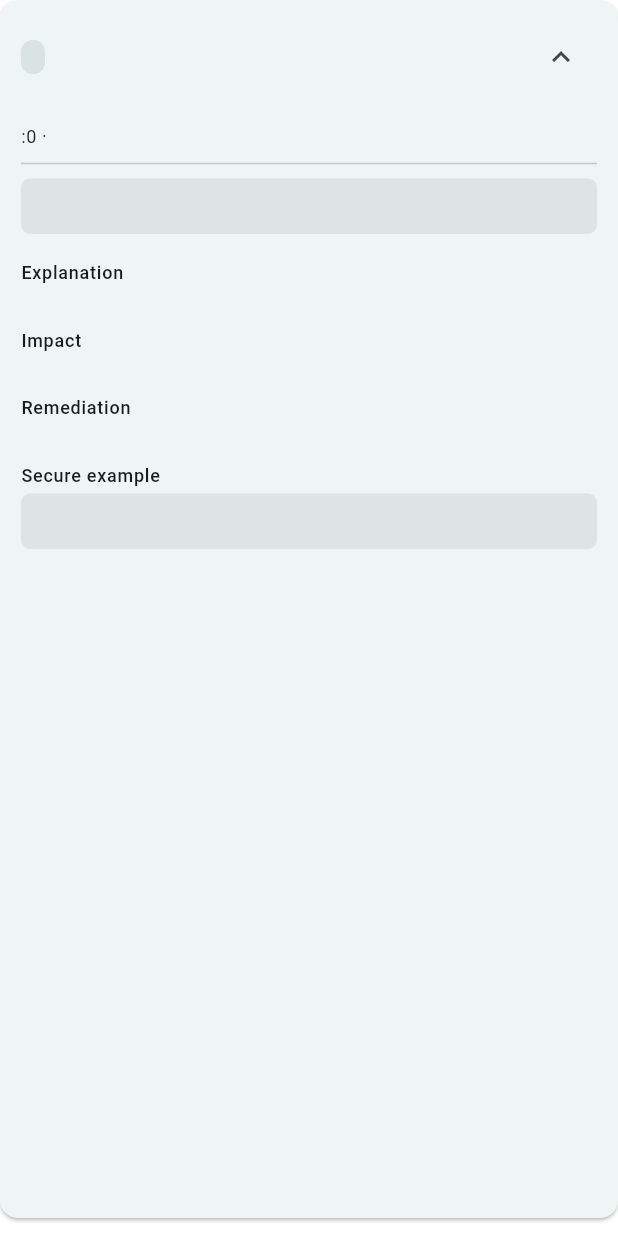
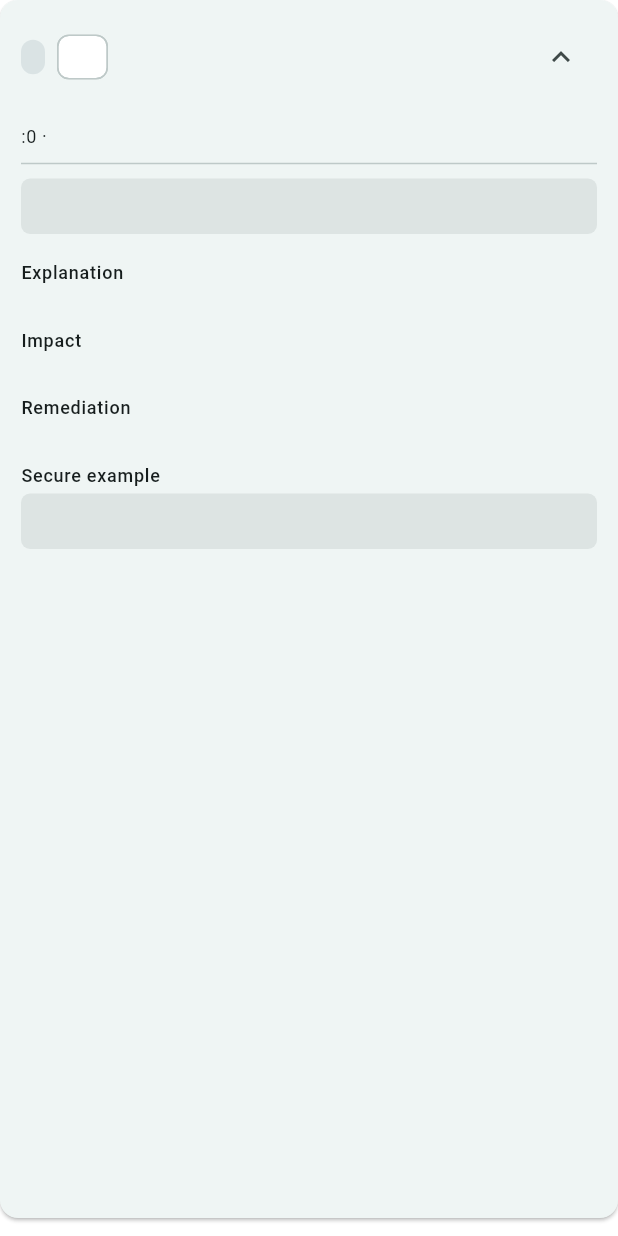
Before and after one commit to gombi-pro-s/BADGRYX, a Flutter app: the _FindingCard widget shown alone on an empty page, opened directly with empty values, after a tap on the "expand more" icon, on a phone screen of 412 x 824 dp. Run offline on Flutter 3.47's test engine with Material 3 defaults, Android fonts, the phone set to English and light mode, and no system bars; our stand-ins replace supabase_flutter; accounts and stored records are empty.

Commit message:
Add manual finding-status transitions to the mobile Scanner screen
Narrows ADR 0036's Scanner gap to just AI enrichment and multi-file
upload: finding cards on the scan-detail screen now show a real status
chip and transition buttons calling transition_scan_finding_status(),
plain RLS-scoped RPC with no Route Handler needed. LEGAL_TRANSITIONS
and its labels are ported as plain Dart consts from
status-transitions.ts/finding-status-badge.tsx. See ADR 0044.

Co-Authored-By: Claude Sonnet 5 <noreply@anthropic.com>
Claude-Session: https://claude.ai/code/session_01KpkBWTn7uNwqhG9vpeKAKq

```diff
--- a/mobile/app/lib/scanner/scan.dart
+++ b/mobile/app/lib/scanner/scan.dart
@@ -127,3 +127,39 @@ Map<String, int> aggregatePosture(List<Scan> scans) {
 /// Drops the fractional seconds off DateTime's default toString() --
 /// "2026-01-01 12:00:00.000" -> "2026-01-01 12:00:00".
 String formatScanTimestamp(DateTime dateTime) => dateTime.toLocal().toString().split('.').first;
+
+/// Mirrors lib/scanner/status-transitions.ts's LEGAL_TRANSITIONS exactly --
+/// only decides which buttons the UI offers. transition_scan_finding_status()
+/// re-validates every transition server-side regardless, so a mismatch here
+/// would only ever show a wrong button, never allow an illegal write.
+const Map<String, List<String>> legalStatusTransitions = {
+  'discovered': ['remediation_required', 'false_positive', 'wont_fix'],
+  'remediation_required': ['fix_applied', 'false_positive', 'wont_fix'],
+  'fix_applied': ['retested', 'remediation_required'],
+  'retested': ['verified_fixed', 'remediation_required'],
+  'false_positive': ['remediation_required'],
+  'wont_fix': ['remediation_required'],
+  'verified_fixed': ['remediation_required'],
+};
+
+/// Mirrors that same file's STATUS_ACTION_LABELS exactly.
+const Map<String, String> statusActionLabel = {
+  'discovered': 'Mark discovered',
+  'remediation_required': 'Mark remediation required',
+  'fix_applied': 'Mark fix applied',
+  'retested': 'Mark retested',
+  'verified_fixed': 'Mark verified fixed',
+  'false_positive': 'Mark false positive',
+  'wont_fix': "Mark won't fix",
+};
+
+/// Mirrors components/finding-status-badge.tsx's STATUS_META labels exactly.
+const Map<String, String> findingStatusLabel = {
+  'discovered': 'Discovered',
+  'remediation_required': 'Remediation required',
+  'fix_applied': 'Fix applied',
+  'retested': 'Retested',
+  'verified_fixed': 'Verified fixed',
+  'false_positive': 'False positive',
+  'wont_fix': "Won't fix",
+};
--- a/mobile/app/lib/scanner/scan_detail_screen.dart
+++ b/mobile/app/lib/scanner/scan_detail_screen.dart
@@ -46,9 +46,11 @@ Color _severityColor(String severity) {
   }
 }
 
-/// Read-only findings (no enrich-with-AI or manual status-transition
-/// actions yet -- see ADR 0036 for why that's an honest scope boundary,
-/// not an oversight).
+/// Findings support real manual status transitions
+/// (transition_scan_finding_status() RPC, plain RLS-scoped, no Route
+/// Handler needed -- see ADR 0044) but not yet "Enrich with AI"
+/// (`/api/scanner/findings/{id}/enrich`, which does need one) -- a named,
+/// narrower remaining gap, not silently missing.
 class ScanDetailScreen extends StatefulWidget {
   const ScanDetailScreen({super.key, required this.scanId});
 
@@ -131,10 +133,42 @@ class _FindingCard extends StatefulWidget {
 
 class _FindingCardState extends State<_FindingCard> {
   bool _expanded = false;
+  late String _status;
+  String? _transitioning;
+  String? _error;
+
+  @override
+  void initState() {
+    super.initState();
+    _status = widget.finding.status;
+  }
+
+  Future<void> _transition(String newStatus) async {
+    setState(() {
+      _transitioning = newStatus;
+      _error = null;
+    });
+    try {
+      final result = await Supabase.instance.client.rpc(
+        'transition_scan_finding_status',
+        params: {'p_finding_id': widget.finding.id, 'p_new_status': newStatus},
+      );
+      setState(() {
+        _status = (result as Map<String, dynamic>)['status'] as String;
+        _transitioning = null;
+      });
+    } catch (e) {
+      setState(() {
+        _error = 'Could not update status.';
+        _transitioning = null;
+      });
+    }
+  }
 
   @override
   Widget build(BuildContext context) {
     final finding = widget.finding;
+    final nextStatuses = legalStatusTransitions[_status] ?? const [];
     return Card(
       margin: const EdgeInsets.only(bottom: 12),
       child: Padding(
@@ -154,6 +188,12 @@ class _FindingCardState extends State<_FindingCard> {
                     severityLabel[finding.severity] ?? finding.severity,
                     style: TextStyle(color: _severityColor(finding.severity), fontWeight: FontWeight.w600, fontSize: 12),
                   ),
+                ),
+                const SizedBox(width: 8),
+                Chip(
+                  label: Text(findingStatusLabel[_status] ?? _status, style: const TextStyle(fontSize: 11)),
+                  visualDensity: VisualDensity.compact,
+                  materialTapTargetSize: MaterialTapTargetSize.shrinkWrap,
                 ),
                 if (finding.aiEnriched) ...[
                   const SizedBox(width: 8),
@@ -201,6 +241,23 @@ class _FindingCardState extends State<_FindingCard> {
                   child: Text(finding.secureExample!, style: const TextStyle(fontFamily: 'monospace', fontSize: 12)),
                 ),
               ],
+              if (nextStatuses.isNotEmpty) ...[
+                const Divider(height: 20),
+                Wrap(
+                  spacing: 8,
+                  runSpacing: 8,
+                  children: nextStatuses.map((next) {
+                    return OutlinedButton(
+                      onPressed: _transitioning != null ? null : () => _transition(next),
+                      child: Text(_transitioning == next ? 'Updating...' : statusActionLabel[next] ?? next),
+                    );
+                  }).toList(),
+                ),
+              ],
+              if (_error != null) ...[
+                const SizedBox(height: 8),
+                Text(_error!, style: TextStyle(color: Theme.of(context).colorScheme.error)),
+              ],
             ],
           ],
         ),
```
Also changed, not shown: 5 other files.
